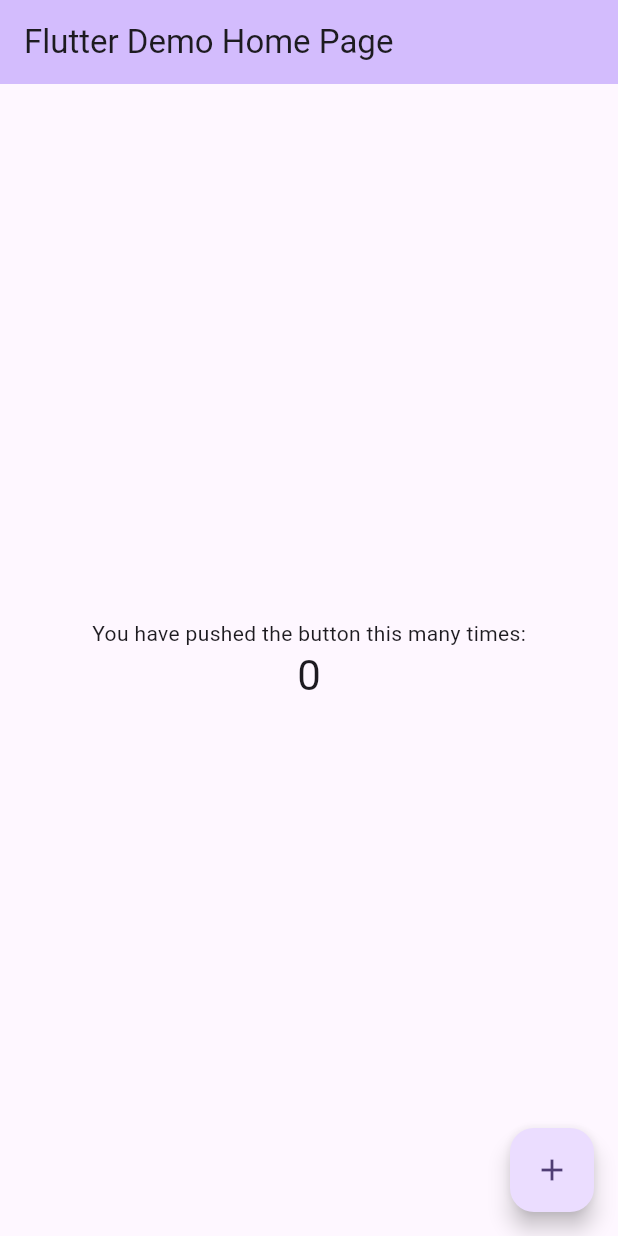
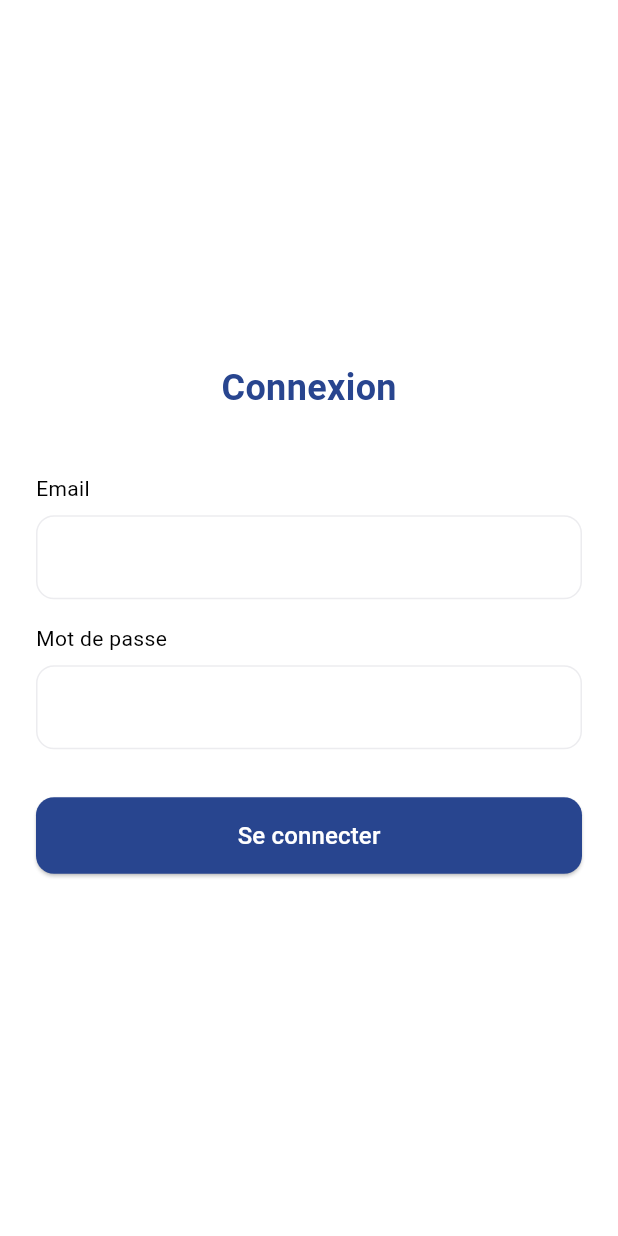
Before and after one commit to kteken10/flutter_chat_app, a Flutter app: the screen it shows after launch, on a phone screen of 412 x 824 dp. Run offline on Flutter 3.47's test engine with Material 3 defaults, Android fonts, the phone set to English and light mode, and no system bars; our stand-ins replace firebase_core; accounts and stored records are empty.

Commit message:
Adding login and SignUp Screen into my Project

```diff
--- /dev/null
+++ b/lib/constants/colors.dart
@@ -0,0 +1,15 @@
+import 'package:flutter/material.dart';
+
+class AppColors {
+  static const Color primaryColor = Color(0xFF28458F);
+  static const Color secondaryColor = Color(0xFFF7DF00);
+  static const Color ternaryColor = Color(0xFF81819B);
+  static const Color grayFineColor = Color(0xFFECECEF);
+  static const Color blueBold = Color(0xFF011A41);
+  static const Color backColor = Color(0xFFF5F6FB);
+  static const Color grayDarkColor = Color(0xFF7C7C7C);
+  static const Color backColorFine = Color(0xFFDAE1EF);
+  static const Color udemColors = Color(0xFF2D2F31);
+  static const Color backWrite = Color(0xFF494D52);
+  static const Color fond = Color(0xFF8DACD3);
+}
--- a/lib/main.dart
+++ b/lib/main.dart
@@ -1,82 +1,12 @@
 import 'package:firebase_core/firebase_core.dart';
 import 'package:flutter/material.dart';
 
+import 'navigation/root.dart';
+
+
 void main() async {
   WidgetsFlutterBinding.ensureInitialized();
-  try {
-    await Firebase.initializeApp();
-  } catch (e) {
-    // ignore: avoid_print
-    print('Error initializing Firebase: $e');
-  }
-  runApp(const MyApp());
+  await Firebase.initializeApp();
+
+  runApp(const Root());
 }
-class MyApp extends StatelessWidget {
-  const MyApp({super.key});
-
-
-  @override
-  Widget build(BuildContext context) {
-    return MaterialApp(
-      title: 'Flutter Demo',
-      theme: ThemeData(
-
-        colorScheme: ColorScheme.fromSeed(seedColor: Colors.deepPurple),
-        useMaterial3: true,
-      ),
-      home: const MyHomePage(title: 'Flutter Demo Home Page'),
-    );
-  }
-}
-
-class MyHomePage extends StatefulWidget {
-  const MyHomePage({super.key, required this.title});
-  final String title;
-
-  @override
-  State<MyHomePage> createState() => _MyHomePageState();
-}
-
-class _MyHomePageState extends State<MyHomePage> {
-  int _counter = 0;
-
-  void _incrementCounter() {
-    setState(() {
-      _counter++;
-    });
-  }
-
-  @override
-  Widget build(BuildContext context) {
-    return Scaffold(
-      appBar: AppBar(
-        backgroundColor: Theme.of(context).colorScheme.inversePrimary,
-        // Here we take the value from the MyHomePage object that was created by
-        // the App.build method, and use it to set our appbar title.
-        title: Text(widget.title),
-      ),
-      body: Center(
-        // Center is a layout widget. It takes a single child and positions it
-        // in the middle of the parent.
-        child: Column(
-
-          mainAxisAlignment: MainAxisAlignment.center,
-          children: <Widget>[
-            const Text(
-              'You have pushed the button this many times:',
-            ),
-            Text(
-              '$_counter',
-              style: Theme.of(context).textTheme.headlineMedium,
-            ),
-          ],
-        ),
-      ),
-      floatingActionButton: FloatingActionButton(
-        onPressed: _incrementCounter,
-        tooltip: 'Increment',
-        child: const Icon(Icons.add),
-      ), // This trailing comma makes auto-formatting nicer for build methods.
-    );
-  }
-}
--- /dev/null
+++ b/lib/navigation/root.dart
@@ -0,0 +1,24 @@
+import 'package:flutter/material.dart';
+import '../screens/login.dart';
+import '../screens/signup.dart';
+
+class Root extends StatelessWidget {
+  const Root({super.key});
+
+  @override
+  Widget build(BuildContext context) {
+    return MaterialApp(
+      debugShowCheckedModeBanner: false,
+      title: 'ChatApp',
+      theme: ThemeData(
+        colorScheme: ColorScheme.fromSeed(seedColor: Colors.deepPurple),
+        useMaterial3: true,
+      ),
+      initialRoute: '/',
+      routes: {
+        '/': (context) => const LoginScreen(),
+        '/signup': (context) => const SignUpScreen(),
+      },
+    );
+  }
+}
--- /dev/null
+++ b/lib/screens/login.dart
@@ -0,0 +1,78 @@
+import 'package:flutter/material.dart';
+import '../constants/colors.dart';
+import '../ui/input.dart';
+
+class LoginScreen extends StatefulWidget {
+  const LoginScreen({super.key});
+
+  @override
+  // ignore: library_private_types_in_public_api
+  _LoginScreenState createState() => _LoginScreenState();
+}
+
+class _LoginScreenState extends State<LoginScreen> {
+  final TextEditingController _emailController = TextEditingController();
+  final TextEditingController _passwordController = TextEditingController();
+
+  void _login() {
+
+    String email = _emailController.text.trim();
+    String password = _passwordController.text.trim();
+
+
+  }
+
+  @override
+  Widget build(BuildContext context) {
+    return Scaffold(
+      backgroundColor: Colors.white,
+      body: Padding(
+        padding: const EdgeInsets.symmetric(horizontal: 24.0),
+        child: Column(
+          mainAxisAlignment: MainAxisAlignment.center,
+          children: [
+            const Text(
+              "Connexion",
+              style: TextStyle(
+                fontSize: 24.0,
+                fontWeight: FontWeight.bold,
+                color: AppColors.primaryColor,
+              ),
+            ),
+            const SizedBox(height: 32.0),
+            InputField(
+              controller: _emailController,
+              label: "Email",
+              keyboardType: TextInputType.emailAddress,
+              obscureText: false,
+            ),
+            InputField(
+              controller: _passwordController,
+              label: "Mot de passe",
+              keyboardType: TextInputType.text,
+              obscureText: true,
+            ),
+            const SizedBox(height: 24.0),
+            SizedBox(
+              width: double.infinity,
+              child: ElevatedButton(
+                onPressed: _login,
+                style: ElevatedButton.styleFrom(
+                  backgroundColor: AppColors.primaryColor,
+                  shape: RoundedRectangleBorder(
+                    borderRadius: BorderRadius.circular(12.0),
+                  ),
+                  padding: const EdgeInsets.symmetric(vertical: 14.0),
+                ),
+                child: const Text(
+                  "Se connecter",
+                  style: TextStyle(fontSize: 16.0, color: Colors.white),
+                ),
+              ),
+            ),
+          ],
+        ),
+      ),
+    );
+  }
+}
--- /dev/null
+++ b/lib/ui/input.dart
@@ -0,0 +1,61 @@
+import 'package:flutter/material.dart';
+
+import '../constants/colors.dart';
+
+class InputField extends StatelessWidget {
+  final TextEditingController controller;
+  final String label;
+  final TextInputType keyboardType;
+  final bool obscureText;
+
+  const InputField({
+    super.key,
+    required this.controller,
+    required this.label,
+    required this.keyboardType,
+    required this.obscureText,
+  });
+
+  @override
+  Widget build(BuildContext context) {
+    return Padding(
+      padding: const EdgeInsets.symmetric(vertical: 8.0),
+      child: Column(
+        crossAxisAlignment: CrossAxisAlignment.start,
+        children: [
+          Text(
+            label,
+            style: const TextStyle(
+              color: Colors.black,
+            ),
+          ),
+          const SizedBox(height: 8.0),
+          TextFormField(
+            controller: controller,
+            keyboardType: keyboardType,
+            obscureText: obscureText,
+            style: const TextStyle(color: Colors.black),
+            decoration: InputDecoration(
+              fillColor: Colors.white,
+              hoverColor: Colors.white,
+              filled: true,
+              border: OutlineInputBorder(
+                borderSide: const BorderSide(color: Colors.blue, width: 1),  // Bordure personnalisée
+                borderRadius: BorderRadius.circular(12.0),  // Coins arrondis
+              ),
+              focusedBorder: OutlineInputBorder(
+                borderSide: BorderSide(color: AppColors.secondaryColor.withOpacity(0.5), width: 1),  // Bordure quand le champ est focus
+                borderRadius: BorderRadius.circular(12.0),
+              ),
+              enabledBorder: OutlineInputBorder(
+                borderSide: const BorderSide(color: AppColors.grayFineColor, width: 1),  // Bordure quand le champ est non focus
+                borderRadius: BorderRadius.circular(12.0),
+              ),
+              focusColor: Colors.white
+            ),
+          ),
+        ],
+      ),
+    );
+  }
+}
```
Also changed, not shown: lib/constants/typography.dart (added, +107 -0 lines), lib/screens/signup.dart (added, +89 -0 lines), 1 other file.
